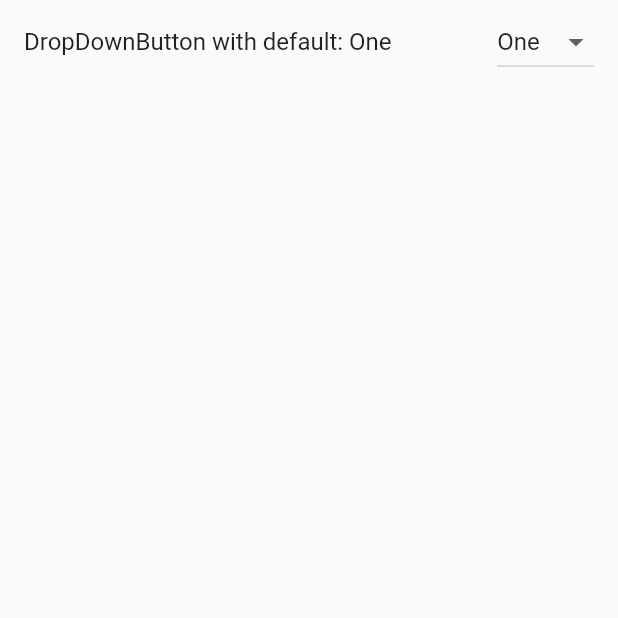
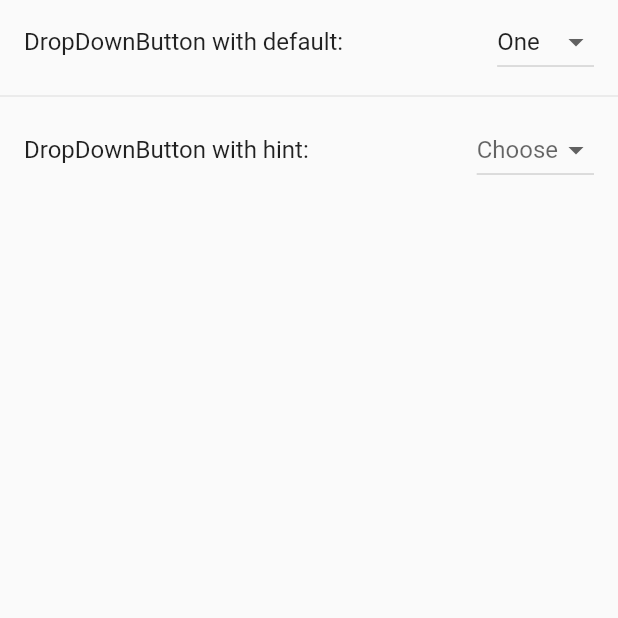
Before and after one commit to Bill-Zuckuberg/lt_dropdownbutton, a Flutter app: the screen it shows after launch, on a phone screen of 412 x 824 dp, the top half of it. Run offline on Flutter 3.47's test engine with Material 2 defaults, Android fonts, the phone set to English and light mode, and no system bars.

Commit message:
Created new dropdownbutton with hint

```diff
--- a/lib/main.dart
+++ b/lib/main.dart
@@ -24,8 +24,8 @@ class DropdownButtonController extends StatefulWidget {
 
 class _DropdownButtonState extends State<DropdownButtonController> {
   static const menuItem = <String>["One", "Two", "Three", "Four"];
-  final String _btn1SelectedVal = "One";
-  // final String? _btn2SelectedVal;
+  String _btn1SelectedVal = "One";
+  String? _btn2SelectedVal;
   // late String _btn3SelectedVal;
 
   final List<DropdownMenuItem<String>> _dropDownMenuItems = menuItem
@@ -41,15 +41,35 @@ class _DropdownButtonState extends State<DropdownButtonController> {
         body: ListView(
       children: <Widget>[
         ListTile(
-          title: const Text("DropDownButton with default: One"),
+          title: const Text("DropDownButton with default: "),
           trailing: DropdownButton<String>(
             items: _dropDownMenuItems,
             value: _btn1SelectedVal,
             onChanged: (String? newVal) {
-              if (newVal != null) {}
+              if (newVal != null) {
+                setState(() {
+                  _btn1SelectedVal = newVal;
+                });
+              }
             },
           ),
-        )
+        ),
+        const Divider(),
+        ListTile(
+          title: const Text("DropDownButton with hint: "),
+          trailing: DropdownButton(
+            items: _dropDownMenuItems,
+            value: _btn2SelectedVal,
+            hint: const Text("Choose"),
+            onChanged: (String? newVal) {
+              if (newVal != null) {
+                setState(() {
+                  _btn2SelectedVal = newVal;
+                });
+              }
+            },
+          ),
+        ),
       ],
     ));
   }
```
